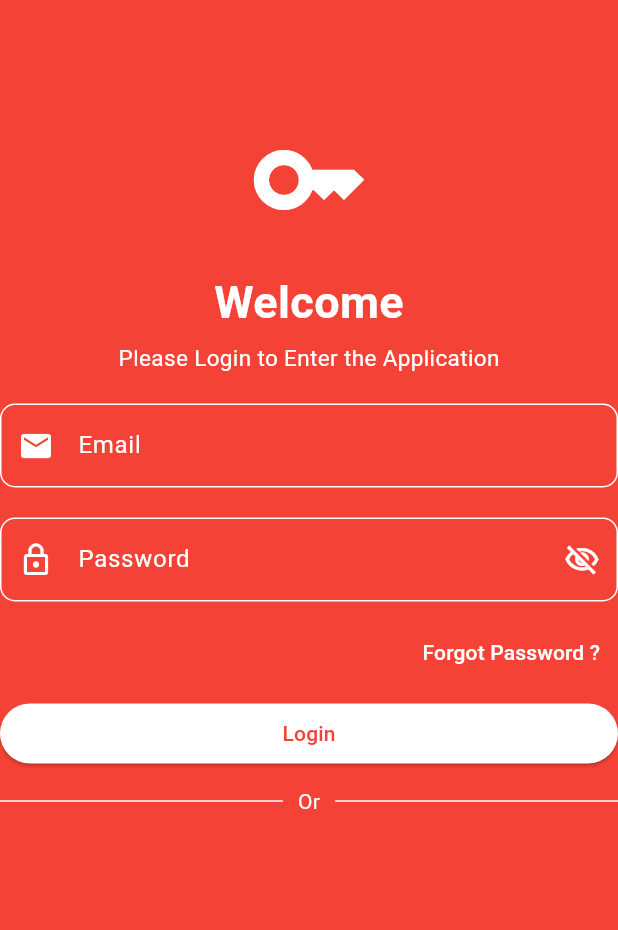
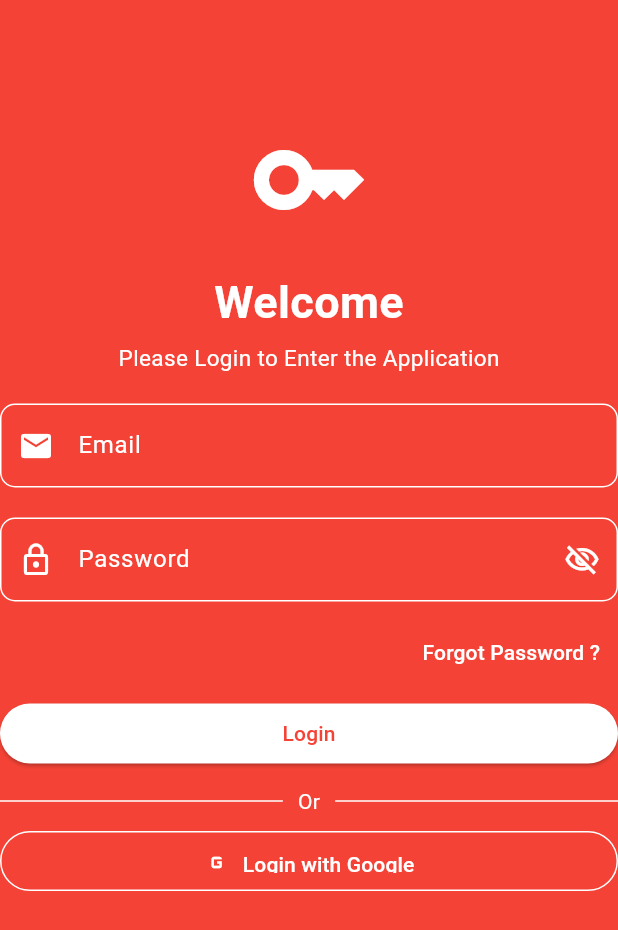
Before and after one commit to RIOKOWI/KB1179_1123150059_uts, a Flutter app: the Login screen opened directly, on a phone screen of 412 x 824 dp. Shown: the top 930 px of the screen. Run offline on Flutter 3.47's test engine with Material 3 defaults, Android fonts, the phone set to English and light mode, and no system bars.

Commit message:
buat button login with google

```diff
--- a/lib/login/login.dart
+++ b/lib/login/login.dart
@@ -161,6 +161,28 @@
                       Expanded(child: Divider(color: Colors.white,)),
                     ],
                   ),
+                  SizedBox(height: 10,),
+                  Container(
+                    height: 40,
+                    width: double.infinity,
+                    child: OutlinedButton.icon(
+                      onPressed: (){},
+                      icon: Icon(
+                        Icons.g_mobiledata,
+                        color: Colors.white,
+                      ),
+                      label: Text("Login with Google",
+                      style: TextStyle(
+                        color: Colors.white,
+                      ),
+                      ),
+                      style: OutlinedButton.styleFrom(
+                        padding: EdgeInsets.symmetric(vertical: 12),
+                        shape: RoundedRectangleBorder(borderRadius: BorderRadius.circular(20)),
+                        side: BorderSide(color: Colors.white),
+                      ),
+                    ),
+                  ),
                 ],
               ),
             ),
```
